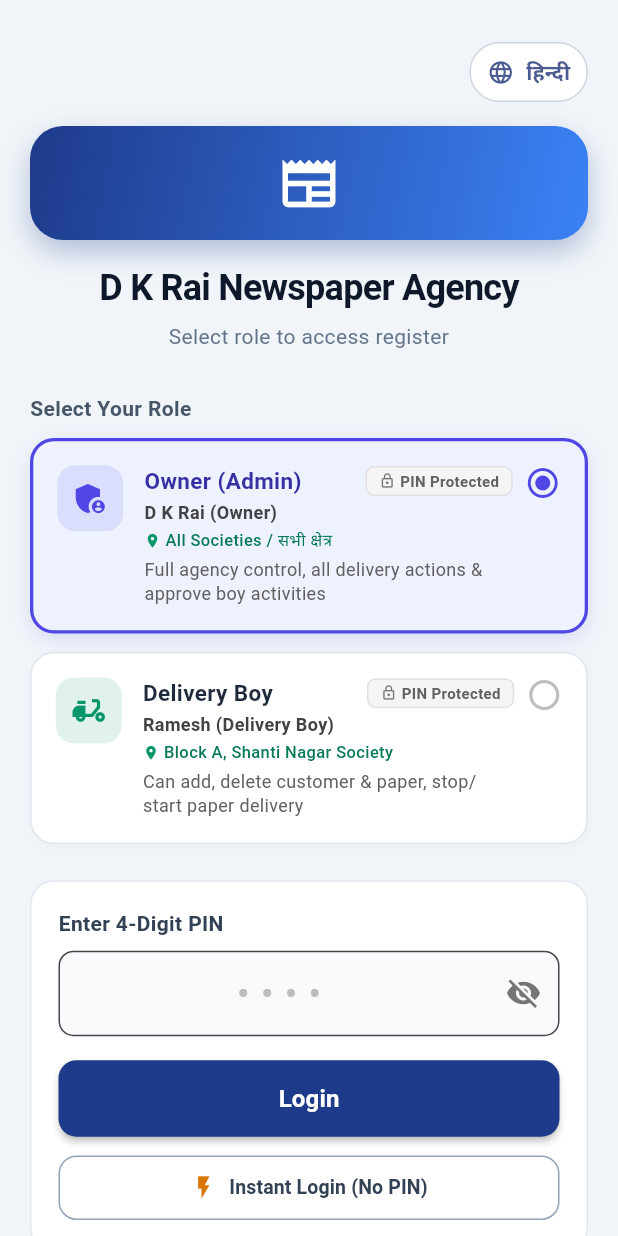
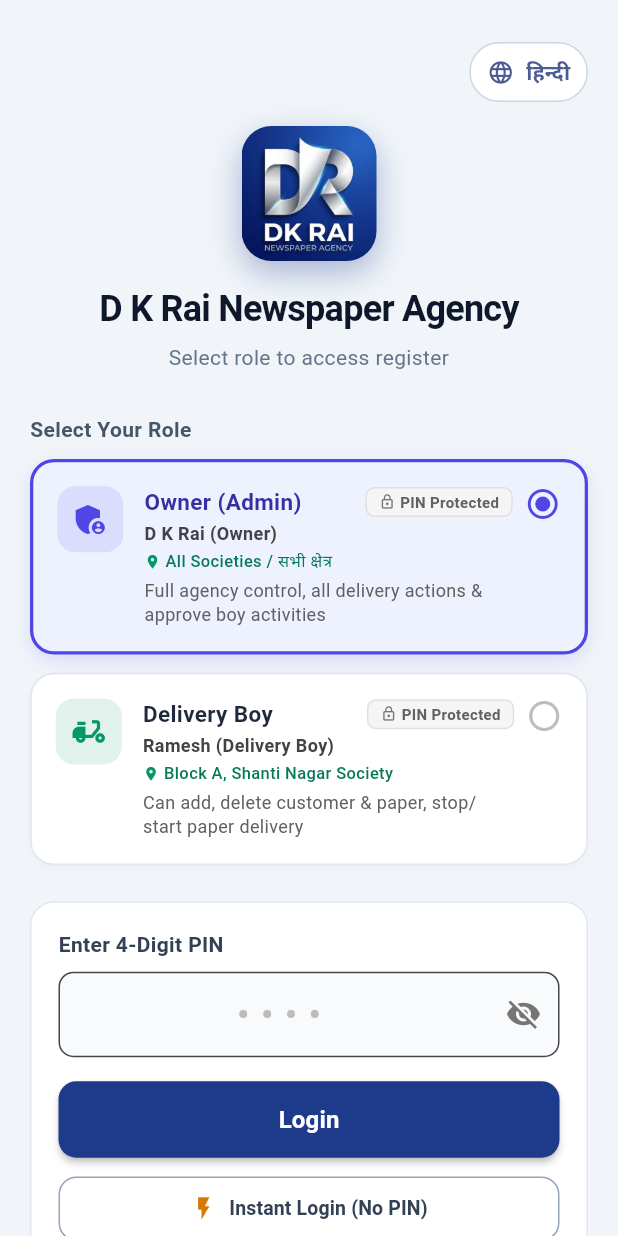
Before and after one commit to abhishekdrkrai1989/DK-RAI-Newspaper-Agency, a Flutter app: the screen it shows after launch, on a phone screen of 412 x 824 dp. Run offline on Flutter 3.47's test engine with Material 3 defaults, Android fonts, the phone set to English and light mode, and no system bars; missing offline and left inert: dart:js_interop; accounts and stored records are empty; network calls fail; statements that could not run were skipped.

Commit message:
Add official DK Rai Newspaper Agency logo to UI and set launcher application icons

```diff
--- a/lib/screens/login_screen.dart
+++ b/lib/screens/login_screen.dart
@@ -140,28 +140,29 @@
                   const SizedBox(height: 12),
 
                   // App Logo & Header
-                  Container(
-                    width: 76,
-                    height: 76,
-                    decoration: BoxDecoration(
-                      gradient: const LinearGradient(
-                        colors: [Color(0xFF1E3A8A), Color(0xFF3B82F6)],
-                        begin: Alignment.topLeft,
-                        end: Alignment.bottomRight,
+                  Center(
+                    child: Container(
+                      width: 90,
+                      height: 90,
+                      decoration: BoxDecoration(
+                        borderRadius: BorderRadius.circular(20),
+                        boxShadow: [
+                          BoxShadow(
+                            color: const Color(0xFF1E3A8A).withOpacity(0.35),
+                            blurRadius: 18,
+                            offset: const Offset(0, 8),
+                          ),
+                        ],
                       ),
-                      borderRadius: BorderRadius.circular(22),
-                      boxShadow: [
-                        BoxShadow(
-                          color: const Color(0xFF1E3A8A).withOpacity(0.3),
-                          blurRadius: 16,
-                          offset: const Offset(0, 8),
+                      child: ClipRRect(
+                        borderRadius: BorderRadius.circular(20),
+                        child: Image.asset(
+                          'assets/images/app_logo.png',
+                          width: 90,
+                          height: 90,
+                          fit: BoxFit.cover,
                         ),
-                      ],
-                    ),
-                    child: const Icon(
-                      Icons.newspaper,
-                      size: 42,
-                      color: Colors.white,
+                      ),
                     ),
                   ),
 
--- a/pubspec.yaml
+++ b/pubspec.yaml
@@ -17,3 +17,5 @@
 
 flutter:
   uses-material-design: true
+  assets:
+    - assets/images/
```
Also changed, not shown: lib/screens/home_screen.dart (+7 -10 lines), assets/images/app_logo.png (added), 5 other files.
